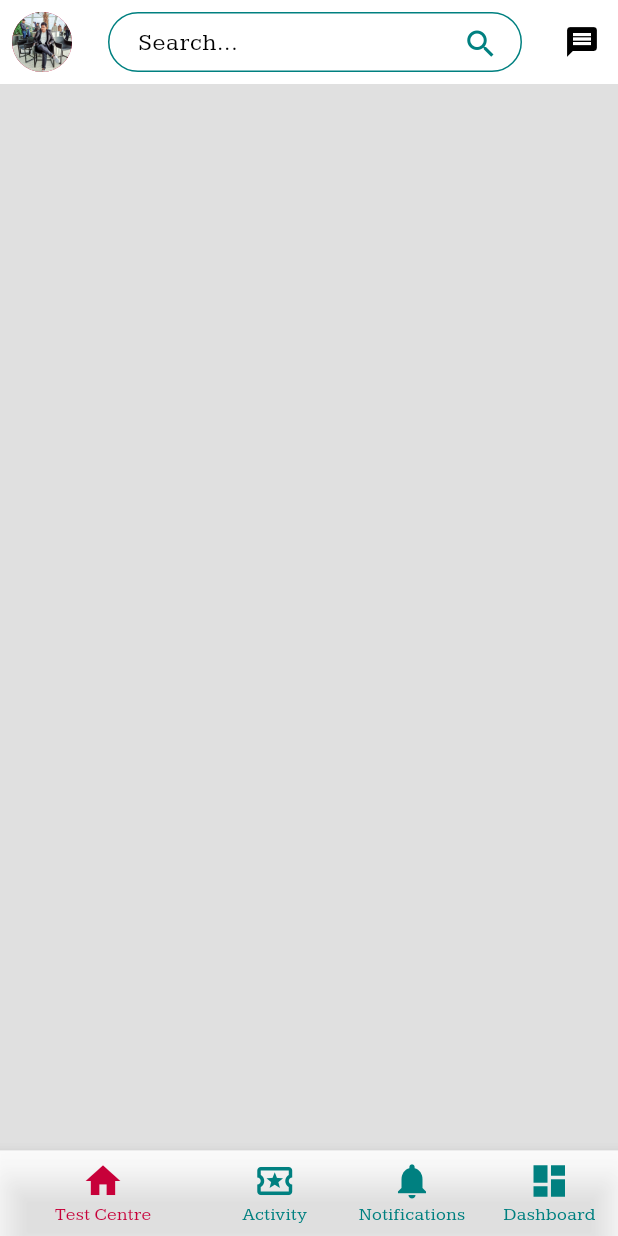
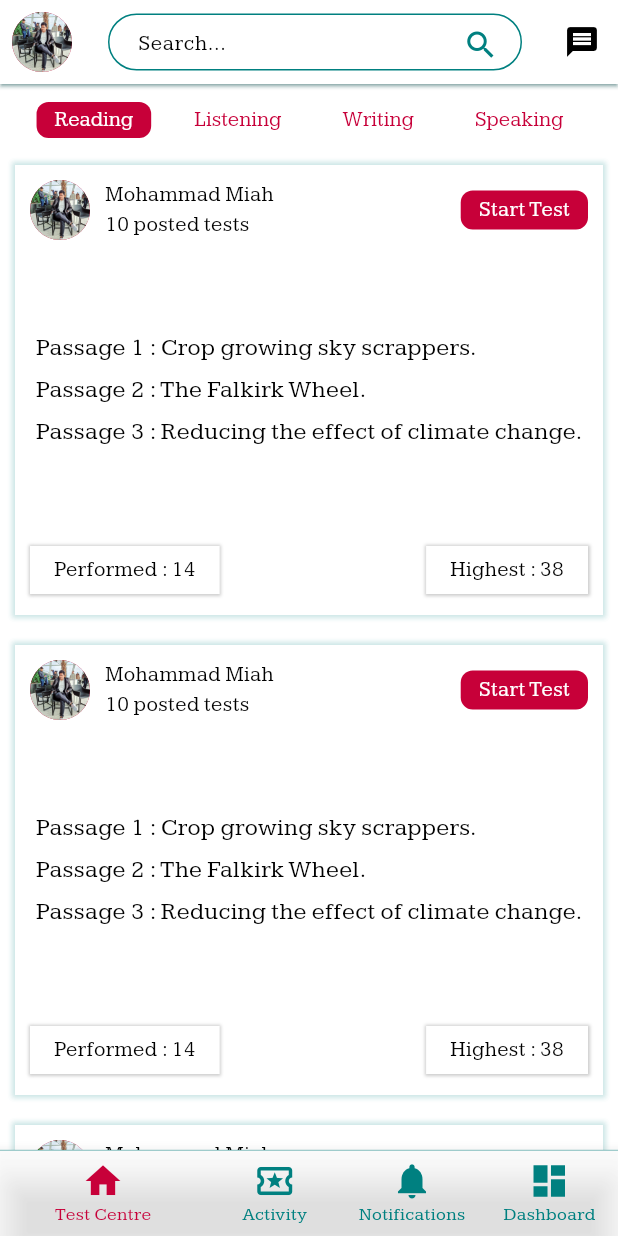
Before and after one commit to msmiah017/smart_ielts_coach_app, a Flutter app: the screen it shows after launch, on a phone screen of 412 x 824 dp. Run offline on Flutter 3.47's test engine with Material 3 defaults, Android fonts, the phone set to English and light mode, and no system bars; our stand-ins replace fluttertoast, shared_preferences.

Commit message:
- Implemented menu for individual models on test centre page. - Added reading question overview templates in reading module. - Integrated writing task 2 questions in MongoDB with Flask server API route. - Enabled display of writing tests in the SIC app.

```diff
--- a/lib/home/screens/home_screen.dart
+++ b/lib/home/screens/home_screen.dart
@@ -28,6 +28,10 @@ class _HomeScreenState extends State<HomeScreen> {
 
     return Scaffold(
       appBar: AppBar(
+        backgroundColor: Theme.of(context).colorScheme.background,
+        shadowColor: Theme.of(context).colorScheme.secondary,
+        surfaceTintColor: Colors.transparent,
+        elevation: 1,
         leading: Padding(
           padding: const EdgeInsets.all(8.0),
           child: Builder(builder: (context) {
@@ -44,7 +48,7 @@ class _HomeScreenState extends State<HomeScreen> {
         ),
         title: Container(
           width: double.infinity,
-          height: 40,
+          height: 38,
           padding: const EdgeInsets.only(left: 15, right: 20),
           decoration: BoxDecoration(
               border:
@@ -53,24 +57,30 @@ class _HomeScreenState extends State<HomeScreen> {
           child: Row(
             mainAxisAlignment: MainAxisAlignment.center,
             children: [
-              const Flexible(
+              Flexible(
                   flex: 8,
                   child: TextField(
                     decoration: InputDecoration(
                       enabledBorder:
-                          OutlineInputBorder(borderSide: BorderSide.none),
+                          const OutlineInputBorder(borderSide: BorderSide.none),
                       focusedBorder: InputBorder.none,
                       hintText: "Search...",
+                      hintStyle: TextStyle(
+                        color: Theme.of(context).colorScheme.onBackground,
+                        fontSize: 14
+                      ),
                       contentPadding: EdgeInsets.zero,
                     ),
                   )),
               Flexible(
+                  child: Center(
                     child: IconButton(
                                     icon: Icon(
                     Icons.search,
                     color: Theme.of(context).colorScheme.secondary,
                                     ),
                                     onPressed: () {},
+                                  ),
                   ))
             ],
           ),
@@ -86,9 +96,10 @@ class _HomeScreenState extends State<HomeScreen> {
                     backgroundColor: Theme.of(context).colorScheme.secondary,
                     textColor: Theme.of(context).colorScheme.onSecondary);
               },
-              icon: const Icon(
+              icon: Icon(
                 Icons.message,
                 size: 24,
+                color: Theme.of(context).colorScheme.onBackground,
               ))
         ],
       ),
@@ -105,7 +116,13 @@ class _HomeScreenState extends State<HomeScreen> {
           Dashboard()
         ],
       ),
-      bottomNavigationBar: BottomNavigationBar(
+      bottomNavigationBar: Container(
+        decoration: BoxDecoration(
+          border: Border(
+            top: BorderSide(color: Theme.of(context).colorScheme.secondary, width: 0.4), // Adjust color and width as needed
+          ),
+        ),
+        child: BottomNavigationBar(
           items: const <BottomNavigationBarItem>[
             BottomNavigationBarItem(
               icon: Icon(Icons.home, size: 28),
@@ -138,6 +155,7 @@ class _HomeScreenState extends State<HomeScreen> {
             _pageController.animateToPage(index,
                 duration: const Duration(milliseconds: 300), curve: Curves.ease);
           },
+        ),
       ),
       drawer: Container(
         height: height,
--- a/lib/home/screens/test_centre.dart
+++ b/lib/home/screens/test_centre.dart
@@ -1,4 +1,11 @@
 import 'package:flutter/material.dart';
+import 'package:provider/provider.dart';
+import 'package:smart_ielts_coach_app/home/providers/home_provider.dart';
+import 'package:smart_ielts_coach_app/test_centre/listening/screens/listening_module.dart';
+import 'package:smart_ielts_coach_app/test_centre/reading/screens/reading_module.dart';
+import 'package:smart_ielts_coach_app/test_centre/speaking/screens/speaking_module.dart';
+import 'package:smart_ielts_coach_app/test_centre/writing/screens/writing_module.dart';
+import 'package:smart_ielts_coach_app/utils/custom_widgets.dart';
 
 class TestCentre extends StatefulWidget {
   const TestCentre({super.key});
@@ -8,10 +15,63 @@ class TestCentre extends StatefulWidget {
 }
 
 class _TestCentreState extends State<TestCentre> {
+
+  final PageController _pageController = PageController();
+
   @override
   Widget build(BuildContext context) {
-    return Scaffold(
-      backgroundColor: Colors.black12,
+    final homeProvider = Provider.of<HomeProvider>(context);
+    return Padding(
+      padding: const EdgeInsets.only(top: 4),
+      child: Scaffold(
+        appBar: PreferredSize(
+          preferredSize: const Size.fromHeight(40),
+          child: AppBar(
+            backgroundColor: Theme.of(context).colorScheme.background,
+            // shadowColor: Theme.of(context).colorScheme.onBackground,
+            surfaceTintColor: Colors.transparent,
+            elevation: 1,
+            title: Row(
+              mainAxisAlignment: MainAxisAlignment.spaceAround,
+              children: [
+                testCentreTextButtons(context, "Reading", () {
+                  homeProvider.activateBtn("Reading");
+                  _pageController.animateToPage(0,
+                      duration: const Duration(milliseconds: 300), curve: Curves.ease);
+                }, homeProvider.activeBtn[0]),
+                testCentreTextButtons(context, "Listening", () {
+                  homeProvider.activateBtn("Listening");
+                  _pageController.animateToPage(1,
+                      duration: const Duration(milliseconds: 300), curve: Curves.ease);
+                }, homeProvider.activeBtn[1]),
+                testCentreTextButtons(context, "Writing", () {
+                  homeProvider.activateBtn("Writing");
+                  _pageController.animateToPage(2,
+                      duration: const Duration(milliseconds: 300), curve: Curves.ease);
+                }, homeProvider.activeBtn[2]),
+                testCentreTextButtons(context, "Speaking", () {
+                  homeProvider.activateBtn("Speaking");
+                  _pageController.animateToPage(3,
+                      duration: const Duration(milliseconds: 300), curve: Curves.ease);
+                }, homeProvider.activeBtn[3]),
+              ],
+            ),
+          ),
+        ),
+        body: PageView(
+          controller: _pageController,
+          physics: const NeverScrollableScrollPhysics(),
+          onPageChanged: (index) {
+            // homeProvider.setCurrentNavItemIndex(index);
+          },
+          children: const [
+            ReadingModule(),
+            ListeningModule(),
+            WritingModule(),
+            SpeakingModule()
+          ],
+        ),
+      ),
     );
   }
 }
--- a/lib/main.dart
+++ b/lib/main.dart
@@ -4,6 +4,7 @@ import 'package:shared_preferences/shared_preferences.dart';
 import 'package:smart_ielts_coach_app/auth/providers/auth_provider.dart';
 import 'package:smart_ielts_coach_app/auth/screens/login_screen.dart';
 import 'package:smart_ielts_coach_app/home/providers/home_provider.dart';
+import 'package:smart_ielts_coach_app/test_centre/writing/providers/writing_provider.dart';
 
 import 'home/screens/home_screen.dart';
 
@@ -17,7 +18,9 @@ Future<void> main() async {
   runApp(MultiProvider(
       providers: [
         ChangeNotifierProvider(create: (_) => AuthProvider()),
-        ChangeNotifierProvider(create: (_) => HomeProvider())
+        ChangeNotifierProvider(create: (_) => HomeProvider()),
+        ChangeNotifierProvider(create: (_) => WritingProvider()),
+
       ],
       child: MyApp(
         isLoggedIn: isLoggedIn,
--- /dev/null
+++ b/lib/test_centre/reading/models/writing_model.dart
@@ -0,0 +1,6 @@
+class WritingQuestion{
+  String questionId;
+  String? questionStatement;
+  String? questionText;
+  WritingQuestion(this.questionId, {this.questionStatement, this.questionText});
+}
--- /dev/null
+++ b/lib/test_centre/reading/screens/reading_module.dart
@@ -0,0 +1,174 @@
+import 'package:flutter/material.dart';
+import 'package:smart_ielts_coach_app/utils/global_utils.dart';
+
+class ReadingModule extends StatefulWidget {
+  const ReadingModule({super.key});
+
+  @override
+  State<ReadingModule> createState() => _ReadingModuleState();
+}
+
+class _ReadingModuleState extends State<ReadingModule> {
+  @override
+  Widget build(BuildContext context) {
+    final height = MediaQuery.of(context).size.height;
+    final width = MediaQuery.of(context).size.width;
+    return ListView.builder(
+        itemCount: 15,
+        itemBuilder: (context, index) {
+          return Container(
+            height: 300,
+            width: double.infinity,
+            padding:
+                const EdgeInsets.only(left: 10, top: 0, right: 10, bottom: 0),
+            margin: const EdgeInsets.all(10),
+            decoration: BoxDecoration(
+                color: Theme.of(context).colorScheme.background,
+                boxShadow: [
+                  BoxShadow(
+                    color: Theme.of(context)
+                        .colorScheme
+                        .secondary
+                        .withOpacity(0.2),
+                    // offset: const Offset(3,
+                    //     3), // Move the shadow 3 unit to the right and 3 unit to the bottom
+                    spreadRadius: 2, // No spreading of the shadow
+                    blurRadius: 2, // Adjust the blur radius as needed
+                  ),
+                ]),
+            child: Column(
+              children: [
+                Flexible(
+                    flex: 2,
+                    child: Row(
+                      mainAxisAlignment: MainAxisAlignment.spaceBetween,
+                      children: [
+                        SizedBox(
+                          height: double.infinity,
+                          width: width * 0.5,
+                          child: Row(
+                            children: [
+                              GestureDetector(
+                                  onTap: () {},
+                                  child: const CircleAvatar(
+                                    backgroundImage: AssetImage(
+                                        "assets/images/mohammad.jpg"),
+                                  )),
+                              const SizedBox(
+                                width: 10,
+                              ),
+                              Column(
+                                crossAxisAlignment: CrossAxisAlignment.start,
+                                mainAxisAlignment: MainAxisAlignment.center,
+                                children: [
+                                  Text(
+                                    "Mohammad Miah",
+                                    style: TextStyle(
+                                        color: Theme.of(context)
+                                            .colorScheme
+                                            .onBackground),
+                                  ),
+                                  Text("10 posted tests",
+                                      style: TextStyle(
+                                          color: Theme.of(context)
+                                              .colorScheme
+                                              .onBackground))
+                                ],
+                              )
+                            ],
+                          ),
+                        ),
+                        GestureDetector(
+                            onTap: () {},
+                            child: Container(
+                              padding: const EdgeInsets.symmetric(
+                                  vertical: 3, horizontal: 12),
+                              decoration: BoxDecoration(
+                                color: Theme.of(context)
+                                    .colorScheme
+                                    .primary, // Set background color if active
+                                borderRadius: BorderRadius.circular(
+                                    8.0), // Add border radius
+                              ),
+                              child: const Text(
+                                "Start Test",
+                                style: TextStyle(
+                                    fontSize: 14, color: Colors.white),
+                              ),
+                            )),
+                      ],
+                    )),
+                Flexible(
+                    flex: 6,
+                    child: Column(
+                      crossAxisAlignment: CrossAxisAlignment.start,
+                      mainAxisAlignment: MainAxisAlignment.center,
+                      children: [
+                        Text("Passage 1 : Crop growing sky scrappers.",
+                            style: bodyTextMedium(context)),
+                        const SizedBox(
+                          height: 5,
+                        ),
+                        Text("Passage 2 : The Falkirk Wheel.",
+                            style: bodyTextMedium(context)),
+                        const SizedBox(
+                          height: 5,
+                        ),
+                        Text(
+                            "Passage 3 : Reducing the effect of climate change.",
+                            style: bodyTextMedium(context)),
+                      ],
+                    )),
+                Flexible(
+                    flex: 2,
+                    child: SizedBox(
+                      height: height,
+                      child: Row(
+                        mainAxisAlignment: MainAxisAlignment.spaceBetween,
+                        crossAxisAlignment: CrossAxisAlignment.center,
+                        children: [
+                          Container(
+                            padding: const EdgeInsets.symmetric(
+                                vertical: 6, horizontal: 16),
+                            decoration: BoxDecoration(
+                                color: Theme.of(context).colorScheme.background,
+                                boxShadow: [
+                                  BoxShadow(
+                                      color: Theme.of(context)
+                                          .colorScheme
+                                          .onBackground
+                                          .withOpacity(0.2),
+                                      spreadRadius: 1,
+                                      blurRadius: 1,
+                                      // offset: const Offset(2, 2)
+                                  )
+                                ]),
+                            child: Text("Performed : 14", style: TextStyle(color: Theme.of(context).colorScheme.onBackground)),
+                          ),
+                          Container(
+                            padding: const EdgeInsets.symmetric(
+                                vertical: 6, horizontal: 16),
+                            decoration: BoxDecoration(
+                                color: Theme.of(context).colorScheme.background,
+                                boxShadow: [
+                                  BoxShadow(
+                                      color: Theme.of(context)
+                                          .colorScheme
+                                          .onBackground
+                                          .withOpacity(0.2),
+                                      spreadRadius: 1,
+                                      blurRadius: 1,
+                                      // offset: const Offset(2, 2)
+                                  )
+                                ]),
+                            child: Text("Highest : 38", style: TextStyle(color: Theme.of(context).colorScheme.onBackground)),
+                          ),
+                        ],
+                      ),
+                    )),
+              ],
+            ),
+          );
+        });
+  }
+}
--- a/lib/utils/custom_widgets.dart
+++ b/lib/utils/custom_widgets.dart
@@ -1,4 +1,3 @@
-import 'package:flutter/material.dart';
 import 'package:flutter/material.dart';
 
 Widget buildErrorMessageWidget(
@@ -35,7 +34,20 @@ BottomNavigationBarItem customBottomNavBarItem(
       label: label);
 }
 
-// BottomNavigationBarItem(
-// icon: Icon(Icons.notifications),
-// label: 'Notifications',
-// ),
+Widget testCentreTextButtons(
+    BuildContext context, String btnText, VoidCallback onPressed, bool isActive) {
+  return GestureDetector(
+    onTap: onPressed,
+    child: Container(
+      padding: const EdgeInsets.symmetric(vertical: 3, horizontal: 12),
+      decoration: BoxDecoration(
+        color: isActive ? Theme.of(context).colorScheme.primary : null, // Set background color if active
+        borderRadius: BorderRadius.circular(8.0), // Add border radius
+      ),
+      child: Text(btnText, style: TextStyle(
+        fontSize: 14,
+         color: !isActive ? Theme.of(context).colorScheme.primary : Colors.white
+      ),),
+    ),
+  );
+}
```
Also changed, not shown: lib/home/providers/home_provider.dart (+30 -3 lines), lib/test_centre/listening/screens/listening_module.dart (added, +15 -0 lines), lib/test_centre/reading/models/reading_post_models.dart (added, +12 -0 lines), lib/test_centre/speaking/screens/speaking_module.dart (added, +15 -0 lines), lib/test_centre/writing/providers/writing_provider.dart (added, +23 -0 lines), lib/test_centre/writing/screens/writing_module.dart (added, +231 -0 lines), lib/test_centre/writing/services/writing_service.dart (added, +19 -0 lines). Lines whose indentation alone changed are shown as unchanged.
